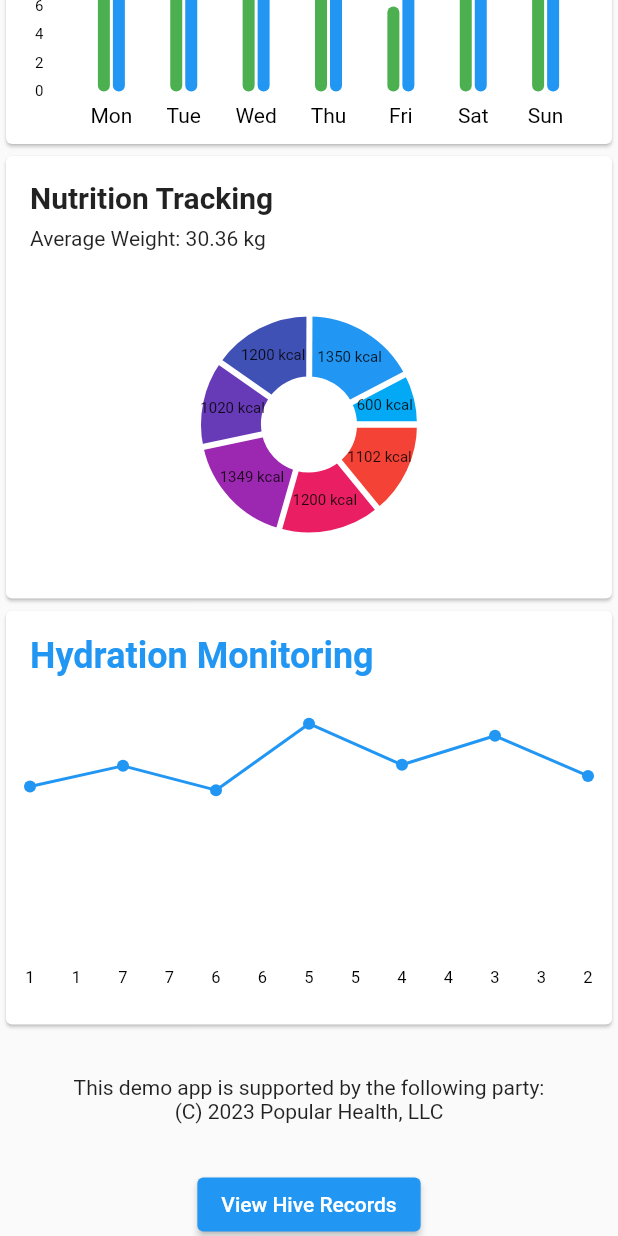
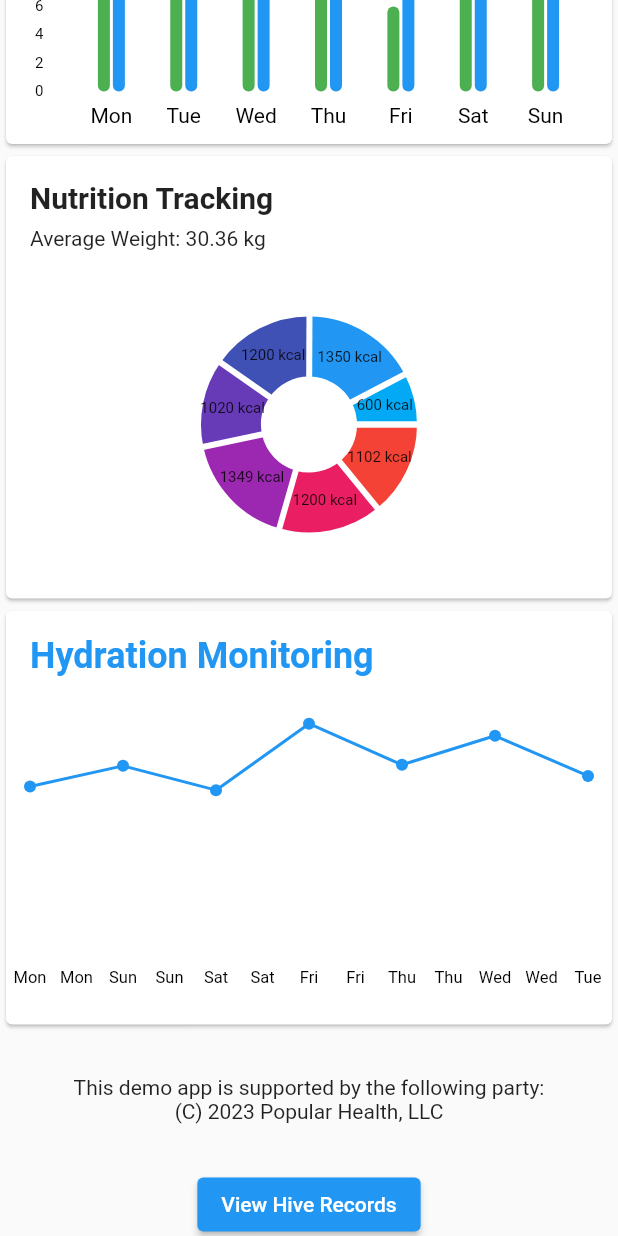
Before and after one commit to EimerQiu/PetHealthWithPedo, a Flutter app: the screen it shows after launch, scrolled down 1152 dp, on a phone screen of 412 x 824 dp. Run offline on Flutter 3.47's test engine with Material 2 defaults, Android fonts, the phone set to English and light mode, and no system bars; drawn by our look-alikes of fl_chart; our stand-ins replace hive, hive_flutter, syncfusion_flutter_charts; missing offline and left inert: matrix2d, trasense; accounts and stored records are empty.

Commit message:
2023041002

```diff
--- a/lib/main.dart
+++ b/lib/main.dart
@@ -152,6 +152,7 @@ final List<Activity> activities = [
 
   @override
   void dispose() {
+    widget.petStepsRepo.close();
     super.dispose();
 
     _vitalTimer?.cancel();
@@ -223,6 +224,9 @@ final List<Activity> activities = [
     _rawSignalStreamSubscription?.cancel();
     _dataStreamSubscription?.cancel();
     _stopVitalsTimer();
+
+    _device?.stopRawSignalStreaming();
+    _cancelRawSignal();
 
     _initialize();
   }
@@ -366,6 +370,7 @@ final List<Activity> activities = [
 
   void _stopVitalsTimer() {
     _vitalTimer?.cancel();
+    _vitalTimer = null;
   }
 
   Widget _buildGyroChart(BuildContext context) {
--- a/lib/widgets/hydration_chart.dart
+++ b/lib/widgets/hydration_chart.dart
@@ -20,7 +20,29 @@ class HydrationChart extends StatelessWidget {
           bottomTitles: SideTitles(
             showTitles: true,
             getTitles: (value) {
-              return activities[value.toInt()].date.weekday.toString();
+              if (value >= 0 && value < activities.length) {
+                final weekday = activities[value.toInt()].date.weekday;
+                switch (weekday) {
+                  case DateTime.monday:
+                    return 'Mon';
+                  case DateTime.tuesday:
+                    return 'Tue';
+                  case DateTime.wednesday:
+                    return 'Wed';
+                  case DateTime.thursday:
+                    return 'Thu';
+                  case DateTime.friday:
+                    return 'Fri';
+                  case DateTime.saturday:
+                    return 'Sat';
+                  case DateTime.sunday:
+                    return 'Sun';
+                  default:
+                    return '';
+                }
+              } else {
+                return '';
+              }
             },
           ),
           leftTitles: SideTitles(showTitles: false),
```
Also changed, not shown: lib/repositories/pet_steps_repository.dart (+9 -3 lines), lib/widgets/hive_records_screen.dart (+5 -2 lines). Lines whose indentation alone changed are shown as unchanged.
